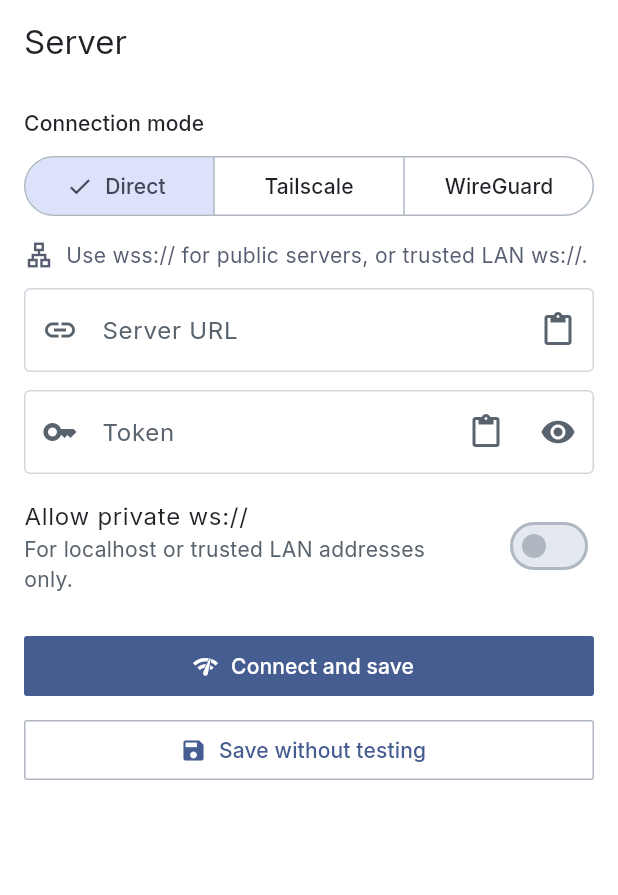
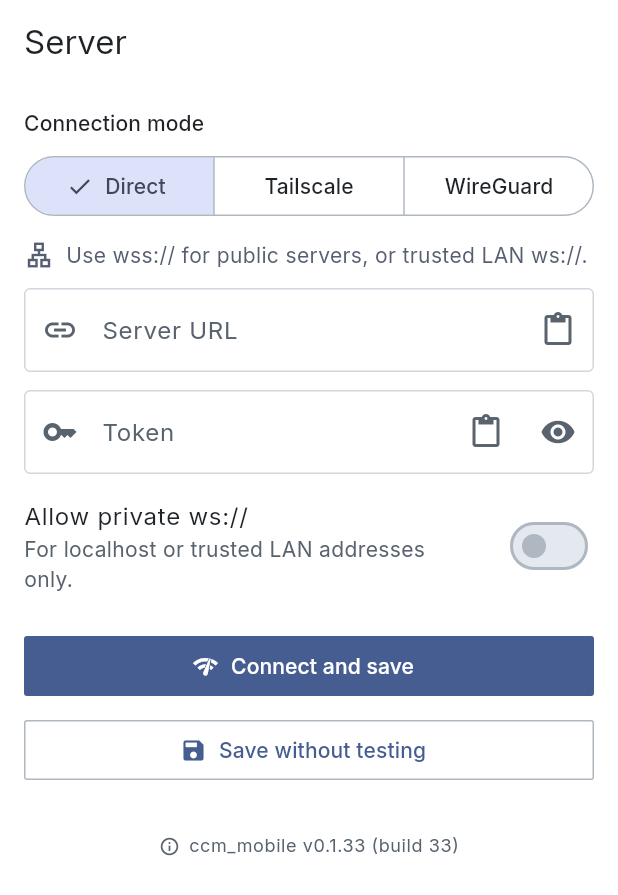
Before and after one commit to tsiendragon/claude-code-mobile, a Flutter app: the screen it shows after launch, on a phone screen of 412 x 824 dp. Shown: the top 895 px of the screen. Run offline on Flutter 3.47's test engine with Material 3 defaults, Android fonts, the phone set to English and light mode, and no system bars; our stand-ins replace flutter_local_notifications, flutter_markdown_plus, flutter_secure_storage, package_info_plus, shared_preferences; missing offline and left inert: markdown.

Commit message:
feat(app): show APK version on Server screen; bump to v0.1.33
Tap-to-copy version footer via package_info_plus for easier debugging.

Co-Authored-By: Claude Opus 4.8 (1M context) <noreply@anthropic.com>

```diff
--- a/app/lib/features/server_config/server_config_screen.dart
+++ b/app/lib/features/server_config/server_config_screen.dart
@@ -1,5 +1,6 @@
 import 'package:flutter/material.dart';
 import 'package:flutter/services.dart';
+import 'package:package_info_plus/package_info_plus.dart';
 import 'package:provider/provider.dart';
 
 import '../../core/config/server_config.dart';
@@ -209,6 +210,8 @@ class _ServerConfigScreenState extends State<ServerConfigScreen> {
                 ],
               ),
             ),
+            const SizedBox(height: 24),
+            const _AppVersionFooter(),
           ],
         ),
       ),
@@ -398,6 +401,57 @@ String _urlHint(ConnectionMode mode) {
   }
 }
 
+class _AppVersionFooter extends StatefulWidget {
+  const _AppVersionFooter();
+
+  @override
+  State<_AppVersionFooter> createState() => _AppVersionFooterState();
+}
+
+class _AppVersionFooterState extends State<_AppVersionFooter> {
+  late final Future<PackageInfo> _infoFuture = PackageInfo.fromPlatform();
+
+  @override
+  Widget build(BuildContext context) {
+    final color = Theme.of(context).colorScheme.onSurfaceVariant;
+    final style = Theme.of(context).textTheme.bodySmall?.copyWith(color: color);
+    return FutureBuilder<PackageInfo>(
+      future: _infoFuture,
+      builder: (context, snapshot) {
+        final info = snapshot.data;
+        final label = info == null
+            ? 'Version …'
+            : '${info.appName} v${info.version} (build ${info.buildNumber})';
+        return Center(
+          child: InkWell(
+            onTap: info == null ? null : () => _copy(label),
+            borderRadius: BorderRadius.circular(8),
+            child: Padding(
+              padding: const EdgeInsets.symmetric(horizontal: 12, vertical: 8),
+              child: Row(
+                mainAxisSize: MainAxisSize.min,
+                children: [
+                  Icon(Icons.info_outline, size: 14, color: color),
+                  const SizedBox(width: 6),
+                  Text(label, style: style),
+                ],
+              ),
+            ),
+          ),
+        );
+      },
+    );
+  }
+
+  Future<void> _copy(String label) async {
+    await Clipboard.setData(ClipboardData(text: label));
+    if (!mounted) return;
+    ScaffoldMessenger.of(context).showSnackBar(
+      const SnackBar(content: Text('Version copied')),
+    );
+  }
+}
+
 class _InlineNotice extends StatelessWidget {
   const _InlineNotice({
     required this.icon,
--- a/app/pubspec.yaml
+++ b/app/pubspec.yaml
@@ -1,7 +1,7 @@
 name: ccm_mobile
 description: Android-focused Flutter MVP client for ccm Bridge Server.
 publish_to: "none"
-version: 0.1.32+32
+version: 0.1.33+33
 
 environment:
   sdk: ">=3.3.0 <4.0.0"
@@ -13,6 +13,7 @@ dependencies:
   flutter_markdown_plus: ^1.0.7
   flutter_secure_storage: ^9.2.4
   markdown: ^7.3.1
+  package_info_plus: ^9.0.1
   provider: ^6.1.2
   shared_preferences: ^2.3.2
   web_socket_channel: ^3.0.1
```
Also changed, not shown: app/pubspec.lock.
